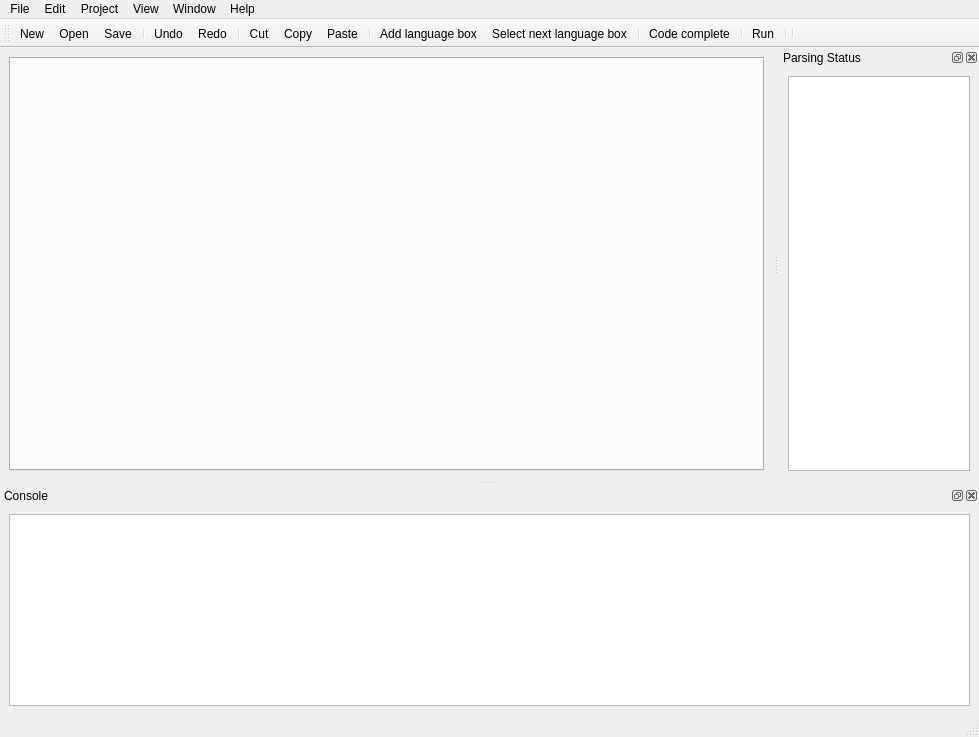
Before: the Qt Designer form lib/eco/gui/gui.ui in softdevteam/eco, drawn with Qt 5.
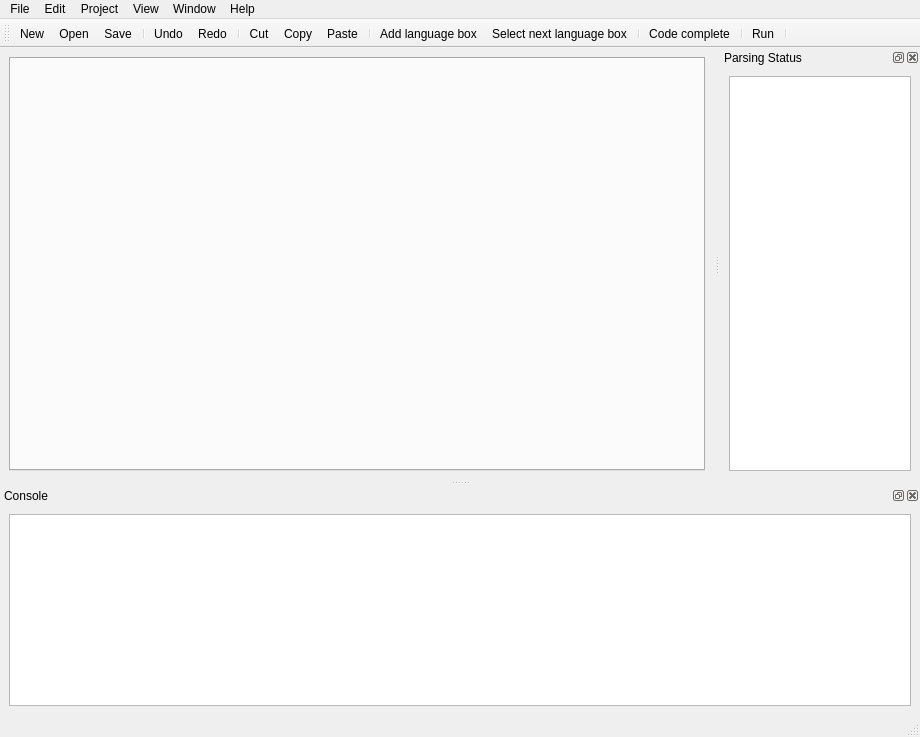
After: the same form once the commit is applied. Icons and pictures are not drawn.

The edit to the form file:
```diff
--- a/lib/eco/gui/gui.ui
+++ b/lib/eco/gui/gui.ui
@@ -6,7 +6,7 @@
    <rect>
     <x>0</x>
     <y>0</y>
-    <width>979</width>
+    <width>920</width>
     <height>737</height>
    </rect>
   </property>
@@ -45,8 +45,8 @@
     <rect>
      <x>0</x>
      <y>0</y>
-     <width>979</width>
-     <height>21</height>
+     <width>920</width>
+     <height>26</height>
     </rect>
    </property>
    <widget class="QMenu" name="menuFile">
@@ -168,7 +168,6 @@
    <addaction name="separator"/>
    <addaction name="actionRun"/>
    <addaction name="separator"/>
-   <addaction name="separator"/>
   </widget>
   <widget class="QDockWidget" name="dockWidget_2">
    <property name="maximumSize">
```
Left out of the diff: 6 changed lines with no effect on the pictures.
